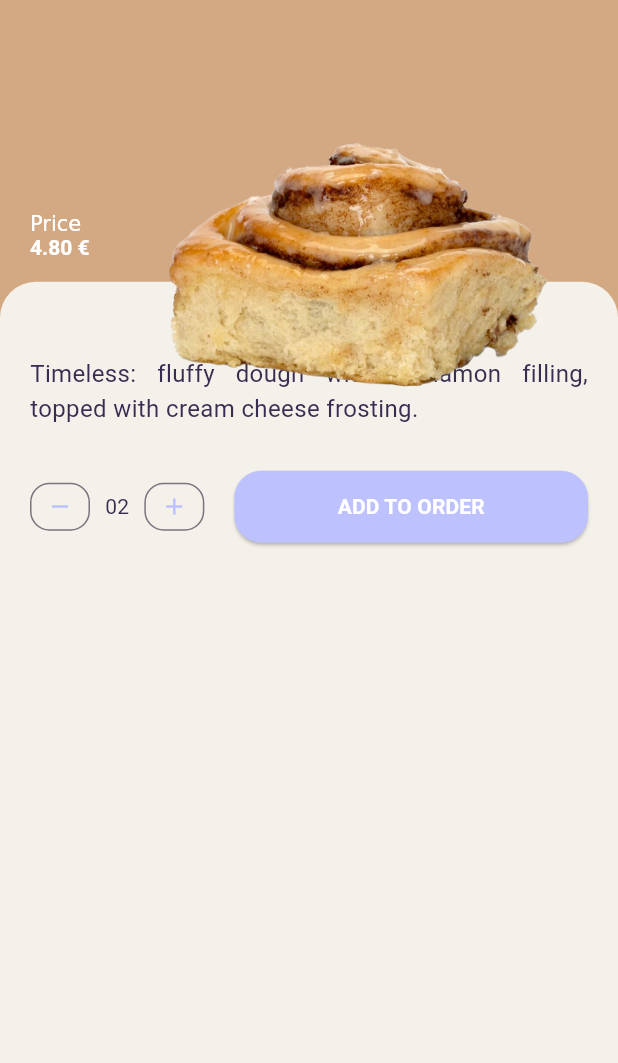
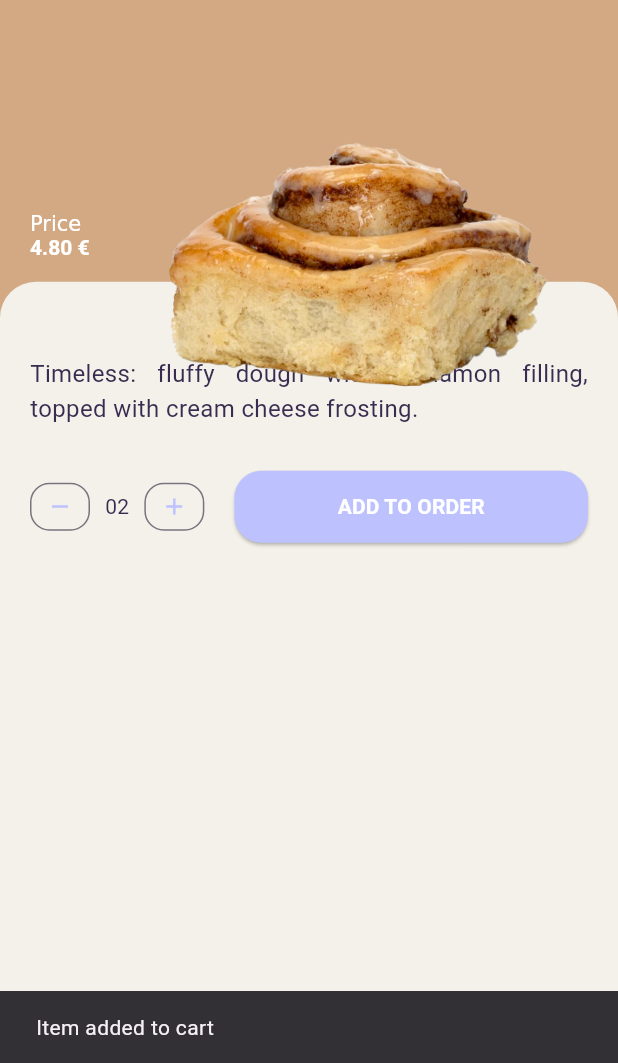
Before and after one commit to GianMen91/cinnamon_rolls_shop, a Flutter app: the ItemScreen screen opened directly with sample values from the repository, after a tap on the "add" icon, after a tap on "ADD TO ORDER", on a phone screen of 412 x 824 dp, the part 173-1236 px from its top. Run offline on Flutter 3.47's test engine with Material 3 defaults, Android fonts, the phone set to English and light mode, and no system bars.

Commit message:
implement basic provider

```diff
--- /dev/null
+++ b/lib/cart_provider.dart
@@ -0,0 +1,14 @@
+import 'package:flutter/material.dart';
+
+import 'cinnamon.dart';
+
+class CartProvider extends ChangeNotifier {
+  List<Cinnamon> _cartItems = [];
+
+  List<Cinnamon> get cartItems => _cartItems;
+
+  void addToCart(Cinnamon item) {
+    _cartItems.add(item);
+    notifyListeners();
+  }
+}
--- a/lib/item_screen.dart
+++ b/lib/item_screen.dart
@@ -1,6 +1,8 @@
 import 'package:cinnamon_rolls_shop/cinnamon.dart';
 import 'package:flutter/material.dart';
+import 'package:provider/provider.dart';
 import 'cart_counter.dart';
+import 'cart_provider.dart';
 import 'constants.dart';
 
 class ItemScreen extends StatelessWidget {
@@ -55,11 +57,25 @@ class ItemScreen extends StatelessWidget {
                         const SizedBox(height: defaultPadding / 2),
                         Row(
                           children: <Widget>[
-                            const CartCounter(),
+                            CartCounter(),
                             const SizedBox(width: 20),
                             Expanded(
                               child: ElevatedButton(
-                                onPressed: () {},
+                                onPressed: () {
+                                  // Access the CartProvider
+                                  final cartProvider =
+                                  Provider.of<CartProvider>(context, listen: false);
+
+                                  // Add item to cart using the CartProvider
+                                  cartProvider.addToCart(cinnamon);
+
+                                  // Optionally, show a snackbar or navigate to the cart screen.
+                                  ScaffoldMessenger.of(context).showSnackBar(
+                                    const SnackBar(
+                                      content: Text('Item added to cart'),
+                                    ),
+                                  );
+                                },
                                 style: ElevatedButton.styleFrom(
                                   minimumSize: const Size(double.infinity, 48),
                                     primary: lightTextColor,
--- a/pubspec.yaml
+++ b/pubspec.yaml
@@ -37,6 +37,7 @@ dependencies:
   very_good_analysis: ^2.4.0
   flutter_lints: ^1.0.4
   lints: ^1.0.1
+  provider: ^6.1.1
 
 dev_dependencies:
   flutter_test:
```
Also changed, not shown: lib/cart_screen.dart (+25 -87 lines), lib/main.dart (+8 -1 lines), pubspec.lock.
